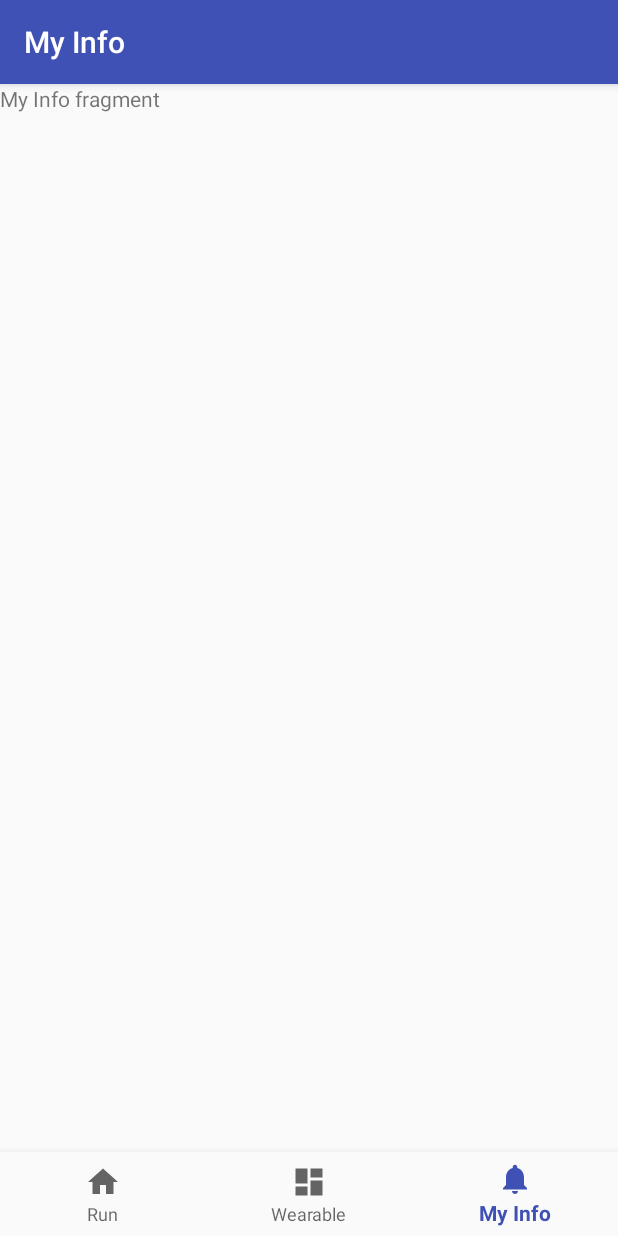
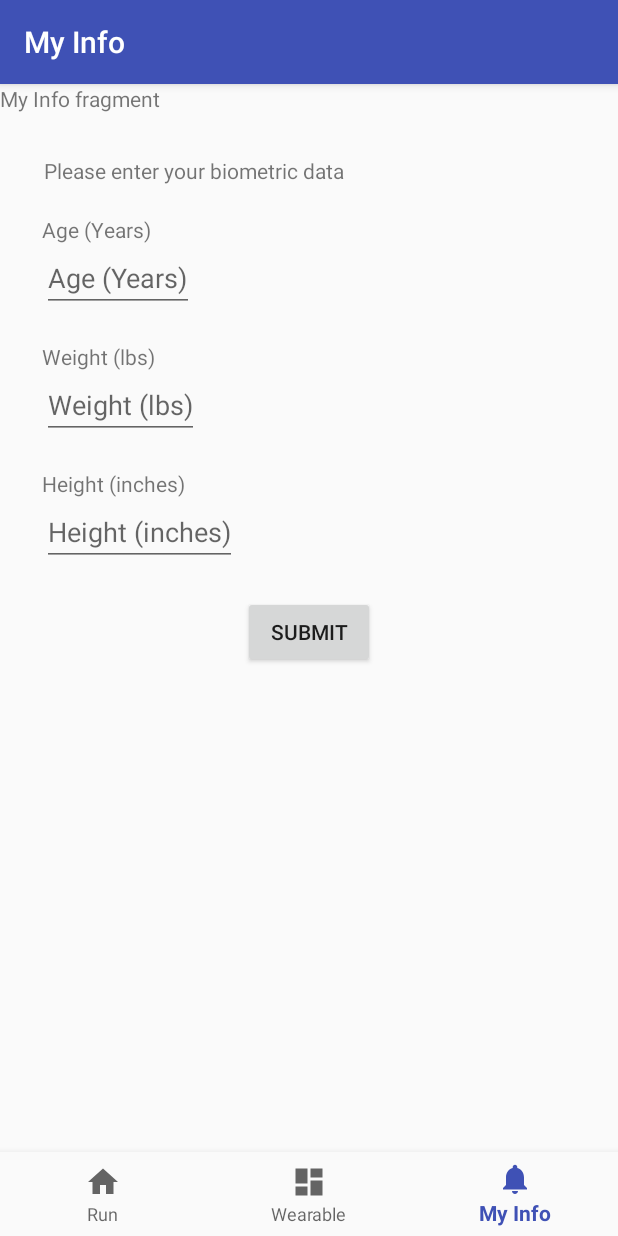
Before and after one commit to cudilara/FantasyRun, an Android app: the screen it shows after launch (MainActivity), item 3 of the bottom bar chosen, on a phone screen of 412 x 824 dp. Run offline under Robolectric (Android 15) with nearby library versions, the light colour scheme and no system bars.

Commit message:
Clean up

```diff
--- a/app/src/main/java/com/example/dilaramadinger/fantasyrun/MyInfoFragment.java
+++ b/app/src/main/java/com/example/dilaramadinger/fantasyrun/MyInfoFragment.java
@@ -1,17 +1,35 @@
 package com.example.dilaramadinger.fantasyrun;
 
 
+import android.content.Context;
+import android.content.SharedPreferences;
+import android.os.Build;
 import android.os.Bundle;
 import android.app.Fragment;
+import android.support.annotation.RequiresApi;
 import android.view.LayoutInflater;
 import android.view.View;
 import android.view.ViewGroup;
+import android.widget.Button;
+import android.widget.EditText;
+import android.widget.TextView;
 
 
 /**
  * A simple {@link Fragment} subclass.
  */
 public class MyInfoFragment extends Fragment {
+    public String userAge;
+    public String userHeight;
+    public String userWeight;
+    EditText ageEdit;
+    EditText heightEdit;
+    EditText weightEdit;
+    Button buttonSubmit;
+    TextView saved;
+
+    SharedPreferences sharedPref;
+    SharedPreferences.Editor editor;
 
 
     public MyInfoFragment() {
@@ -26,14 +44,50 @@ public class MyInfoFragment extends Fragment {
         return inflater.inflate(R.layout.fragment_my_info, container, false);
     }
 
+    @RequiresApi(api = Build.VERSION_CODES.M)
     @Override
     public void onStart(){
         super.onStart();
-        View view = getView();
+        final View view = getView();
         if (view != null){
             //Sets text for the title in the top of the app
             String myInfoTitle = getResources().getString(R.string.my_info_title);
             getActivity().setTitle(myInfoTitle);
+
+            ageEdit = (EditText)view.findViewById(R.id.textViewAgeInput);
+            heightEdit = (EditText)view.findViewById(R.id.textViewHeightInput);
+            weightEdit = (EditText)view.findViewById(R.id.textViewWeightInput);
+            sharedPref= getContext().getSharedPreferences("myPref", Context.MODE_PRIVATE);
+            userAge = sharedPref.getString("age","");
+            userHeight = sharedPref.getString("height","");
+            userWeight = sharedPref.getString("weight","");
+            if(userAge != null){
+                ageEdit.setText(userAge);
+            }
+            if(userHeight != null){
+                heightEdit.setText(userHeight);
+            }
+            if(userWeight != null){
+                weightEdit.setText(userWeight);
+            }
+
+            buttonSubmit = (Button)view.findViewById(R.id.bSubmit);
+            buttonSubmit.setOnClickListener(new View.OnClickListener() {
+                public void onClick(View v) {
+                    userAge = ageEdit.getText().toString();
+                    userHeight = heightEdit.getText().toString();
+                    userWeight = weightEdit.getText().toString();
+
+                    editor=sharedPref.edit();
+                    editor.putString("age", userAge);
+                    editor.putString("height", userHeight);
+                    editor.putString("weight", userWeight);
+                    editor.apply();
+
+                    saved = view.findViewById(R.id.savedIndicator);
+                    saved.setText("Info Saved");
+                }
+            });
         }
     }
 }
--- a/app/src/main/res/layout/fragment_my_info.xml
+++ b/app/src/main/res/layout/fragment_my_info.xml
@@ -16,4 +16,89 @@
         app:layout_constraintStart_toStartOf="parent"
         app:layout_constraintTop_toTopOf="parent" />
 
+    <TextView
+        android:id="@+id/textView5"
+        android:layout_width="wrap_content"
+        android:layout_height="wrap_content"
+        android:layout_marginTop="48dp"
+        android:text="@string/my_info_message"
+        app:layout_constraintEnd_toEndOf="@+id/textViewAgeInput"
+        app:layout_constraintStart_toEndOf="@+id/textViewAgeInput"
+        app:layout_constraintTop_toTopOf="parent" />
+
+    <EditText
+        android:id="@+id/textViewAgeInput"
+        android:layout_width="wrap_content"
+        android:layout_height="wrap_content"
+        android:hint="@string/my_info_age"
+        android:inputType="number"
+        app:layout_constraintStart_toStartOf="@+id/textViewAgeLabel"
+        app:layout_constraintTop_toBottomOf="@+id/textViewAgeLabel" />
+
+    <TextView
+        android:id="@+id/textViewAgeLabel"
+        android:layout_width="wrap_content"
+        android:layout_height="wrap_content"
+        android:layout_marginStart="28dp"
+        android:layout_marginTop="20dp"
+        android:text="@string/my_info_age"
+        app:layout_constraintStart_toStartOf="parent"
+        app:layout_constraintTop_toBottomOf="@+id/textView5" />
+
+    <EditText
+        android:id="@+id/textViewWeightInput"
+        android:layout_width="wrap_content"
+        android:layout_height="wrap_content"
+        android:hint="@string/my_info_weight"
+        android:inputType="number"
+        app:layout_constraintStart_toStartOf="@+id/textViewHeightLabel"
+        app:layout_constraintTop_toBottomOf="@+id/textViewHeightLabel" />
+
+    <TextView
+        android:id="@+id/textViewWeightLabel"
+        android:layout_width="wrap_content"
+        android:layout_height="wrap_content"
+        android:layout_marginStart="28dp"
+        android:layout_marginTop="20dp"
+        android:text="@string/my_info_height"
+        app:layout_constraintStart_toStartOf="parent"
+        app:layout_constraintTop_toBottomOf="@+id/textViewWeightInput" />
+
+    <EditText
+        android:id="@+id/textViewHeightInput"
+        android:layout_width="wrap_content"
+        android:layout_height="wrap_content"
+        android:hint="@string/my_info_height"
+        android:inputType="number"
+        app:layout_constraintStart_toStartOf="@+id/textViewWeightLabel"
+        app:layout_constraintTop_toBottomOf="@+id/textViewWeightLabel" />
+
+    <TextView
+        android:id="@+id/textViewHeightLabel"
+        android:layout_width="wrap_content"
+        android:layout_height="wrap_content"
+        android:layout_marginStart="28dp"
+        android:layout_marginTop="20dp"
+        android:text="@string/my_info_weight"
+        app:layout_constraintStart_toStartOf="parent"
+        app:layout_constraintTop_toBottomOf="@+id/textViewAgeInput" />
+
+    <Button
+        android:id="@+id/bSubmit"
+        android:layout_width="wrap_content"
+        android:layout_height="wrap_content"
+        android:layout_marginTop="20dp"
+        android:text="Submit"
+        app:layout_constraintEnd_toEndOf="parent"
+        app:layout_constraintStart_toStartOf="parent"
+        app:layout_constraintTop_toBottomOf="@+id/textViewHeightInput" />
+
+    <TextView
+        android:id="@+id/savedIndicator"
+        android:layout_width="wrap_content"
+        android:layout_height="wrap_content"
+        app:layout_constraintEnd_toEndOf="parent"
+        app:layout_constraintStart_toStartOf="parent"
+        app:layout_constraintTop_toBottomOf="@+id/bSubmit" />
+
 </android.support.constraint.ConstraintLayout>
--- a/app/src/main/res/values/strings.xml
+++ b/app/src/main/res/values/strings.xml
@@ -12,6 +12,10 @@
     <string name="wearable_title">Wearable</string>
     <string name="my_info_title">My Info</string>
 
-    <!-- TODO: Remove or change this placeholder text -->
     <string name="hello_blank_fragment">Hello blank fragment</string>
+
+    <string name="my_info_message">Please enter your biometric data</string>
+    <string name="my_info_age">Age (Years)</string>
+    <string name="my_info_weight">Weight (lbs)</string>
+    <string name="my_info_height">Height (inches)</string>
 </resources>
```
